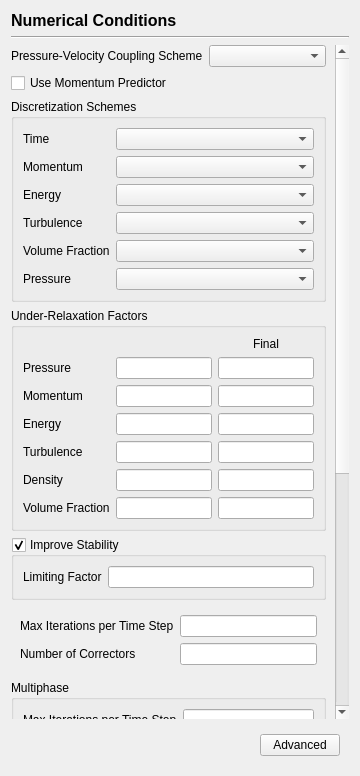
First picture: the form in baramFlow/view/solution/numerical_conditions/numerical_conditions_page.ui, repository nextfoam/baram, before the edit.
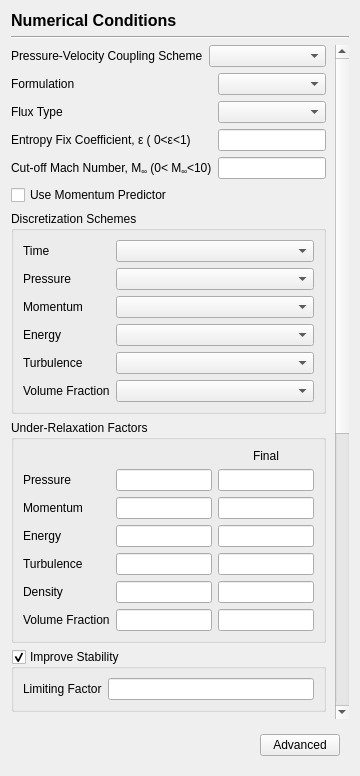
Second picture: the form after the edit. Custom widgets are drawn as their Qt base class.

Diff of the .ui file:
```diff
--- a/baramFlow/view/solution/numerical_conditions/numerical_conditions_page.ui
+++ b/baramFlow/view/solution/numerical_conditions/numerical_conditions_page.ui
@@ -54,7 +54,7 @@
         <x>0</x>
         <y>0</y>
         <width>332</width>
-        <height>1030</height>
+        <height>1148</height>
        </rect>
       </property>
       <layout class="QVBoxLayout" name="verticalLayout">
@@ -71,7 +71,7 @@
         <number>0</number>
        </property>
        <item>
-        <widget class="QWidget" name="widget" native="true">
+        <widget class="QWidget" name="pressureVelocity" native="true">
          <layout class="QFormLayout" name="formLayout">
           <property name="leftMargin">
            <number>0</number>
@@ -98,6 +98,64 @@
          </layout>
         </widget>
        </item>
+       <item>
+        <widget class="QWidget" name="densityBasedSolverParameters" native="true">
+         <layout class="QFormLayout" name="densityBasedSolverParametersLayout">
+          <property name="leftMargin">
+           <number>0</number>
+          </property>
+          <property name="topMargin">
+           <number>0</number>
+          </property>
+          <property name="rightMargin">
+           <number>0</number>
+          </property>
+          <property name="bottomMargin">
+           <number>0</number>
+          </property>
+          <item row="0" column="0">
+           <widget class="QLabel" name="label_5">
+            <property name="text">
+             <string>Formulation</string>
+            </property>
+           </widget>
+          </item>
+          <item row="0" column="1">
+           <widget class="EnumComboBox" name="formulation"/>
+          </item>
+          <item row="1" column="0">
+           <widget class="QLabel" name="label_6">
+            <property name="text">
+             <string>Flux Type</string>
+            </property>
+           </widget>
+          </item>
+          <item row="1" column="1">
+           <widget class="EnumComboBox" name="fluxType"/>
+          </item>
+          <item row="2" column="0">
+           <widget class="QLabel" name="label_10">
+            <property name="text">
+             <string>Entropy Fix Coefficient, ε ( 0&lt;ε&lt;1)</string>
+            </property>
+           </widget>
+          </item>
+          <item row="3" column="0">
+           <widget class="QLabel" name="label_12">
+            <property name="text">
+             <string>Cut-off Mach Number, M&lt;sub&gt;∞&lt;/sub&gt; (0&amp;lt; M&lt;sub&gt;∞&lt;/sub&gt;&amp;lt;10)</string>
+            </property>
+           </widget>
+          </item>
+          <item row="2" column="1">
+           <widget class="QLineEdit" name="entropyFixCoefficient"/>
+          </item>
+          <item row="3" column="1">
+           <widget class="QLineEdit" name="cutOffMachNumber"/>
+          </item>
+         </layout>
+        </widget>
+       </item>
        <item>
         <widget class="QCheckBox" name="useMomentumPredictor">
          <property name="text">
@@ -107,6 +165,9 @@
        </item>
        <item>
         <widget class="QGroupBox" name="groupBox_4">
+         <property name="layoutDirection">
+          <enum>Qt::LeftToRight</enum>
+         </property>
          <property name="title">
           <string>Discretization Schemes</string>
          </property>
@@ -121,54 +182,54 @@
           <item row="0" column="1">
            <widget class="EnumComboBox" name="discretizationSchemeTime"/>
           </item>
-          <item row="1" column="0">
-           <widget class="QLabel" name="label_21">
+          <item row="2" column="0">
+           <widget class="QLabel" name="discretizationSchemesMomentumLabel">
             <property name="text">
              <string>Momentum</string>
             </property>
            </widget>
           </item>
-          <item row="1" column="1">
+          <item row="2" column="1">
            <widget class="EnumComboBox" name="discretizationSchemeMomentum"/>
           </item>
-          <item row="2" column="0">
+          <item row="3" column="0">
            <widget class="QLabel" name="label_19">
             <property name="text">
              <string>Energy</string>
             </property>
            </widget>
           </item>
-          <item row="2" column="1">
+          <item row="3" column="1">
            <widget class="EnumComboBox" name="discretizationSchemeEnergy"/>
           </item>
-          <item row="3" column="0">
+          <item row="4" column="0">
            <widget class="QLabel" name="label_22">
             <property name="text">
              <string>Turbulence</string>
             </property>
            </widget>
           </item>
-          <item row="3" column="1">
+          <item row="4" column="1">
            <widget class="EnumComboBox" name="discretizationSchemeTurbulence"/>
           </item>
-          <item row="4" column="0">
+          <item row="5" column="0">
            <widget class="QLabel" name="label_3">
             <property name="text">
              <string>Volume Fraction</string>
             </property>
            </widget>
           </item>
-          <item row="4" column="1">
+          <item row="5" column="1">
            <widget class="EnumComboBox" name="discretizationSchemeVolumeFraction"/>
           </item>
-          <item row="5" column="0">
+          <item row="1" column="0">
            <widget class="QLabel" name="label_4">
             <property name="text">
              <string>Pressure</string>
             </property>
            </widget>
           </item>
-          <item row="5" column="1">
+          <item row="1" column="1">
            <widget class="EnumComboBox" name="discretizationSchemePressure"/>
           </item>
          </layout>
```
